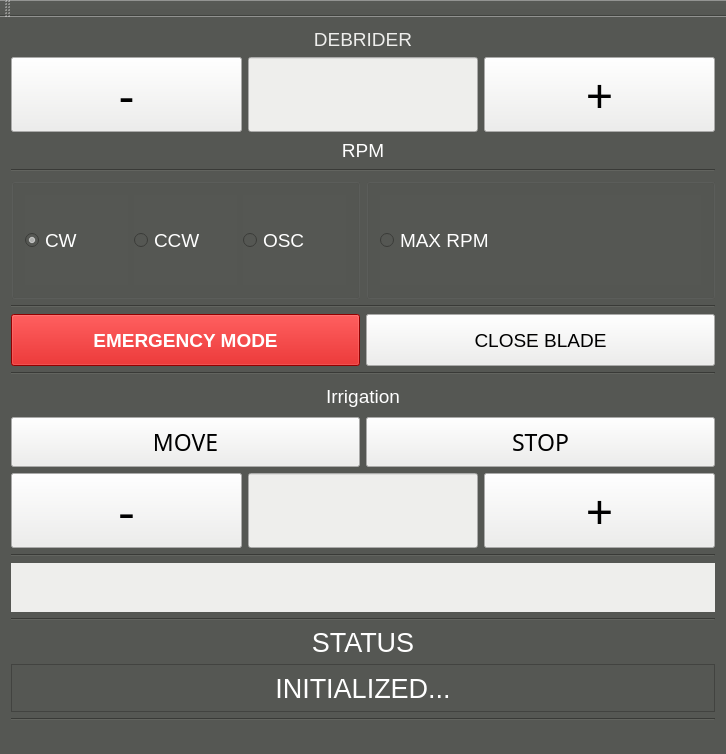
Before: the Qt Designer form mainwindow.ui in veysiadn/DebriderController, drawn with Qt 5.
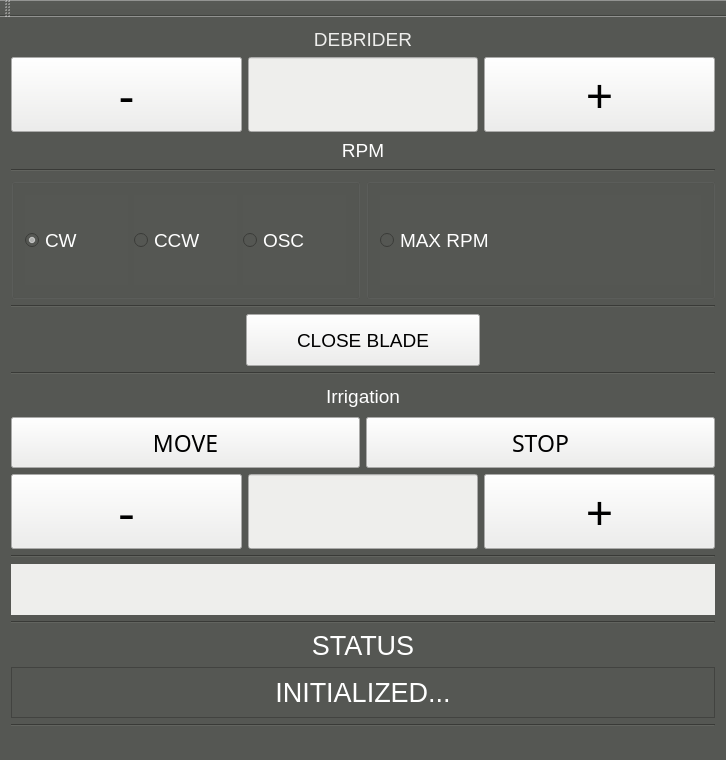
After: the same form once the commit is applied. Icons and pictures are not drawn.

```diff
--- a/mainwindow.ui
+++ b/mainwindow.ui
@@ -7,7 +7,7 @@
     <x>0</x>
     <y>0</y>
     <width>726</width>
-    <height>754</height>
+    <height>760</height>
    </rect>
   </property>
   <property name="windowTitle">
@@ -377,34 +377,17 @@
     <item>
      <layout class="QHBoxLayout" name="lytEmergency_CloseBlade">
       <item>
-       <widget class="QPushButton" name="btnEmergencyMode">
-        <property name="sizePolicy">
-         <sizepolicy hsizetype="Expanding" vsizetype="Expanding">
-          <horstretch>0</horstretch>
-          <verstretch>0</verstretch>
-         </sizepolicy>
+       <spacer name="horizontalSpacer">
+        <property name="orientation">
+         <enum>Qt::Horizontal</enum>
         </property>
-        <property name="minimumSize">
+        <property name="sizeHint" stdset="0">
          <size>
-          <width>20</width>
-          <height>52</height>
+          <width>40</width>
+          <height>20</height>
          </size>
         </property>
-        <property name="font">
-         <font>
-          <pointsize>14</pointsize>
-          <weight>75</weight>
-          <bold>true</bold>
-         </font>
-        </property>
-        <property name="styleSheet">
-         <string notr="true">color:rgb(255,255,255);
-background-color: rgb(204, 0, 0);</string>
-        </property>
-        <property name="text">
-         <string>EMERGENCY MODE</string>
-        </property>
-       </widget>
+       </spacer>
       </item>
       <item>
        <widget class="QPushButton" name="btnCloseBlade">
@@ -433,6 +416,19 @@
         </property>
        </widget>
       </item>
+      <item>
+       <spacer name="horizontalSpacer_2">
+        <property name="orientation">
+         <enum>Qt::Horizontal</enum>
+        </property>
+        <property name="sizeHint" stdset="0">
+         <size>
+          <width>40</width>
+          <height>20</height>
+         </size>
+        </property>
+       </spacer>
+      </item>
      </layout>
     </item>
     <item>
```
